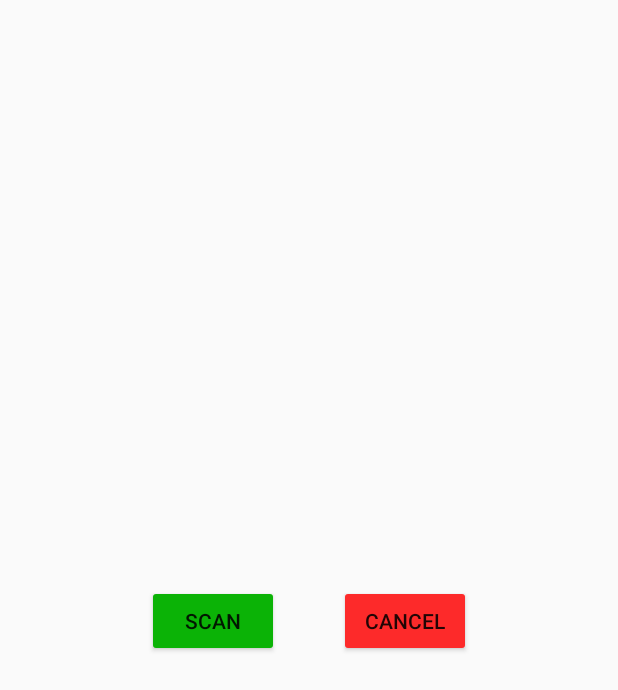
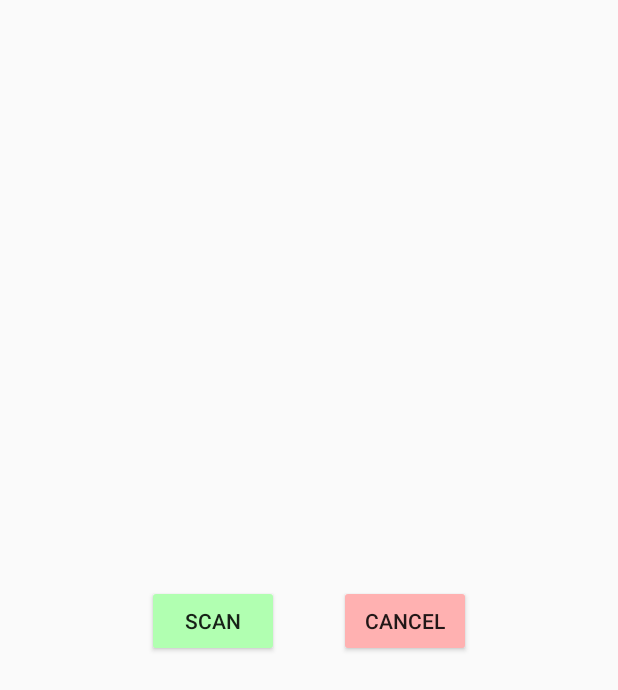
Before and after one commit to mimo-sha256/APM_v3, an Android app: the layout device_list_row.xml on its own in the app's theme, with its tools: preview values and no code run, on a phone screen of 412 x 824 dp. Shown: the top 690 px of the screen. Run offline under Robolectric (Android 15) with nearby library versions, the phone set to English and light mode, and no system bars.

Commit message:
Updates made

```diff
--- a/app/src/main/res/layout/device_list_row.xml
+++ b/app/src/main/res/layout/device_list_row.xml
@@ -24,7 +24,7 @@
             android:layout_height="wrap_content"
             android:layout_marginStart="98dp"
             android:layout_marginEnd="35dp"
-            android:backgroundTint="#0BB306"
+            android:backgroundTint="#b1ffb1"
             android:text="SCAN"
             app:layout_constraintBottom_toBottomOf="parent"
             app:layout_constraintEnd_toStartOf="@+id/CancelButton"
@@ -38,7 +38,7 @@
             android:layout_width="wrap_content"
             android:layout_height="wrap_content"
             android:layout_marginEnd="98dp"
-            android:backgroundTint="#FD2A2A"
+            android:backgroundTint="#ffb1b1"
             android:text="CANCEL"
             app:layout_constraintBottom_toBottomOf="parent"
             app:layout_constraintEnd_toEndOf="parent"
--- a/app/src/main/res/layout/fragment_analytics.xml
+++ b/app/src/main/res/layout/fragment_analytics.xml
@@ -156,7 +156,7 @@
                 android:layout_width="361dp"
                 android:layout_height="85dp"
                 app:cardCornerRadius="15dp"
-                android:layout_marginLeft="24dip"
+                android:layout_marginLeft="25dip"
                 android:layout_marginRight="20dip">
 
                 <LinearLayout
@@ -574,7 +574,7 @@
                 android:layout_width="match_parent"
                 android:layout_height="45dp"
                 android:gravity="center"
-                android:text="PM 2.5"
+                android:text="PM2.5"
                 android:textAlignment="center"
                 android:textSize="18sp"
                 android:textStyle="bold" />
@@ -590,7 +590,7 @@
                 android:layout_width="match_parent"
                 android:layout_height="45dp"
                 android:gravity="center"
-                android:text="PM 10"
+                android:text="PM10"
                 android:textAlignment="center"
                 android:textSize="18sp"
                 android:textStyle="bold" />
```
